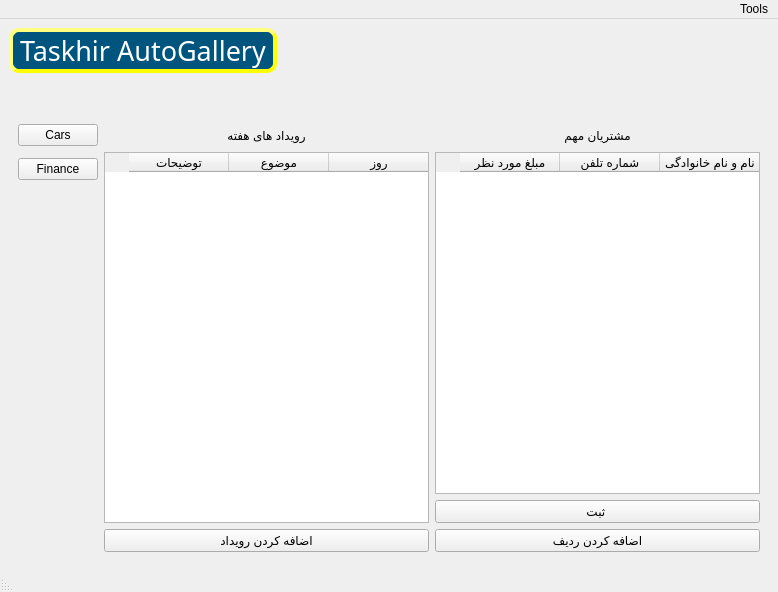
This is CarExhibitionManagement/MainWindow.ui in behruzsayyadi/AP98Project as Qt 5 draws it before an edit. The edited form follows.
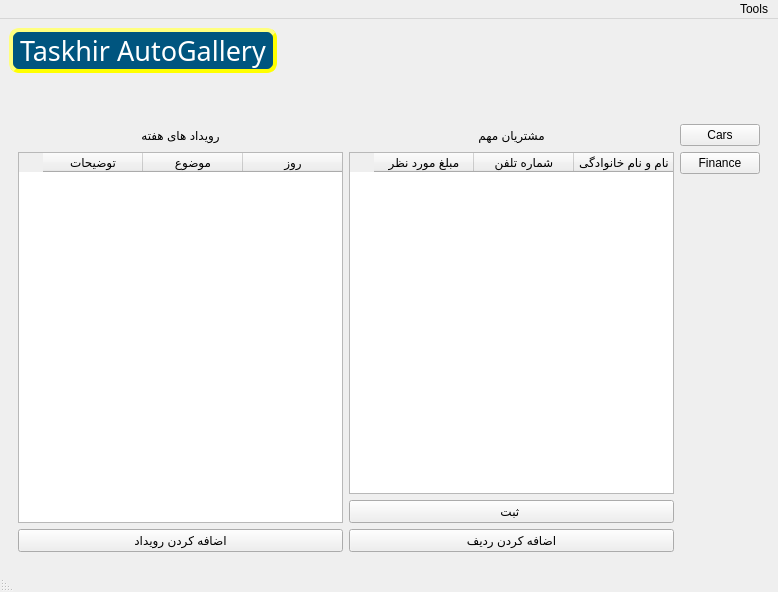
This is the edited form. Icons and pictures are not drawn. Custom widgets are drawn as their Qt base class.

The edit to the form file:
```diff
--- a/CarExhibitionManagement/MainWindow.ui
+++ b/CarExhibitionManagement/MainWindow.ui
@@ -63,39 +63,14 @@
       </widget>
       <widget class="QWidget" name="page_Home">
        <layout class="QGridLayout" name="layout_HomePage">
-        <item row="2" column="0" rowspan="6">
-         <widget class="QTableWidget" name="tableWidget_important_customers">
-          <column>
-           <property name="text">
-            <string>نام و نام خانوادگی</string>
-           </property>
-          </column>
-          <column>
-           <property name="text">
-            <string>شماره تلفن</string>
-           </property>
-          </column>
-          <column>
-           <property name="text">
-            <string>مبلغ مورد نظر</string>
-           </property>
-          </column>
-         </widget>
-        </item>
-        <item row="1" column="0">
-         <widget class="QLabel" name="label_Important_Customers">
+        <item row="2" column="0">
+         <widget class="QPushButton" name="pushButton_Finance">
           <property name="text">
-           <string>مشتریان مهم</string>
-          </property>
-          <property name="alignment">
-           <set>Qt::AlignCenter</set>
-          </property>
-          <property name="buddy">
-           <cstring>tableWidget_important_customers</cstring>
+           <string>Finance</string>
           </property>
          </widget>
         </item>
-        <item row="8" column="0">
+        <item row="8" column="1">
          <widget class="QPushButton" name="pushButton_saveImportantCustomerRow">
           <property name="text">
            <string>ثبت </string>
@@ -109,7 +84,100 @@
           </property>
          </widget>
         </item>
-        <item row="4" column="2">
+        <item row="9" column="2">
+         <widget class="QPushButton" name="pushButton_addEvent">
+          <property name="text">
+           <string>اضافه کردن رویداد</string>
+          </property>
+          <property name="icon">
+           <iconset resource="resources.qrc">
+            <normaloff>:/bitmap/icon/resources/icon_plus.png</normaloff>:/bitmap/icon/resources/icon_plus.png</iconset>
+          </property>
+         </widget>
+        </item>
+        <item row="1" column="1">
+         <widget class="QLabel" name="label_Important_Customers">
+          <property name="text">
+           <string>مشتریان مهم</string>
+          </property>
+          <property name="alignment">
+           <set>Qt::AlignCenter</set>
+          </property>
+          <property name="buddy">
+           <cstring>tableWidget_important_customers</cstring>
+          </property>
+         </widget>
+        </item>
+        <item row="2" column="2" rowspan="7">
+         <widget class="QTableWidget" name="tableWidget_Events">
+          <column>
+           <property name="text">
+            <string>روز</string>
+           </property>
+          </column>
+          <column>
+           <property name="text">
+            <string>موضوع</string>
+           </property>
+          </column>
+          <column>
+           <property name="text">
+            <string>توضیحات</string>
+           </property>
+          </column>
+         </widget>
+        </item>
+        <item row="2" column="1" rowspan="6">
+         <widget class="QTableWidget" name="tableWidget_important_customers">
+          <column>
+           <property name="text">
+            <string>نام و نام خانوادگی</string>
+           </property>
+          </column>
+          <column>
+           <property name="text">
+            <string>شماره تلفن</string>
+           </property>
+          </column>
+          <column>
+           <property name="text">
+            <string>مبلغ مورد نظر</string>
+           </property>
+          </column>
+         </widget>
+        </item>
+        <item row="9" column="1">
+         <widget class="QPushButton" name="pushButton_addImportantCustomerRow">
+          <property name="text">
+           <string>اضافه کردن ردیف</string>
+          </property>
+          <property name="icon">
+           <iconset resource="resources.qrc">
+            <normaloff>:/bitmap/icon/resources/icon_plus.png</normaloff>:/bitmap/icon/resources/icon_plus.png</iconset>
+          </property>
+         </widget>
+        </item>
+        <item row="1" column="2">
+         <widget class="QLabel" name="label_Events">
+          <property name="text">
+           <string>رویداد های هفته</string>
+          </property>
+          <property name="alignment">
+           <set>Qt::AlignCenter</set>
+          </property>
+          <property name="buddy">
+           <cstring>tableWidget_Events</cstring>
+          </property>
+         </widget>
+        </item>
+        <item row="1" column="0">
+         <widget class="QPushButton" name="pushButton_Cars">
+          <property name="text">
+           <string>Cars</string>
+          </property>
+         </widget>
+        </item>
+        <item row="3" column="0">
          <spacer name="verticalSpacer">
           <property name="orientation">
            <enum>Qt::Vertical</enum>
@@ -122,74 +190,6 @@
           </property>
          </spacer>
         </item>
-        <item row="9" column="0">
-         <widget class="QPushButton" name="pushButton_addImportantCustomerRow">
-          <property name="text">
-           <string>اضافه کردن ردیف</string>
-          </property>
-          <property name="icon">
-           <iconset resource="resources.qrc">
-            <normaloff>:/bitmap/icon/resources/icon_plus.png</normaloff>:/bitmap/icon/resources/icon_plus.png</iconset>
-          </property>
-         </widget>
-        </item>
-        <item row="3" column="2">
-         <widget class="QPushButton" name="pushButton_Finance">
-          <property name="text">
-           <string>Finance</string>
-          </property>
-         </widget>
-        </item>
-        <item row="1" column="2">
-         <widget class="QPushButton" name="pushButton_Cars">
-          <property name="text">
-           <string>Cars</string>
-          </property>
-         </widget>
-        </item>
-        <item row="1" column="1">
-         <widget class="QLabel" name="label_Events">
-          <property name="text">
-           <string>رویداد های هفته</string>
-          </property>
-          <property name="alignment">
-           <set>Qt::AlignCenter</set>
-          </property>
-          <property name="buddy">
-           <cstring>tableWidget_Events</cstring>
-          </property>
-         </widget>
-        </item>
-        <item row="9" column="1">
-         <widget class="QPushButton" name="pushButton_addEvent">
-          <property name="text">
-           <string>اضافه کردن رویداد</string>
-          </property>
-          <property name="icon">
-           <iconset resource="resources.qrc">
-            <normaloff>:/bitmap/icon/resources/icon_plus.png</normaloff>:/bitmap/icon/resources/icon_plus.png</iconset>
-          </property>
-         </widget>
-        </item>
-        <item row="2" column="1" rowspan="7">
-         <widget class="QTableWidget" name="tableWidget_Events">
-          <column>
-           <property name="text">
-            <string>روز</string>
-           </property>
-          </column>
-          <column>
-           <property name="text">
-            <string>موضوع</string>
-           </property>
-          </column>
-          <column>
-           <property name="text">
-            <string>توضیحات</string>
-           </property>
-          </column>
-         </widget>
-        </item>
        </layout>
       </widget>
       <widget class="Page_Cars" name="page_Cars"/>
```
Left out of the diff: 184 changed lines with no effect on the pictures.
